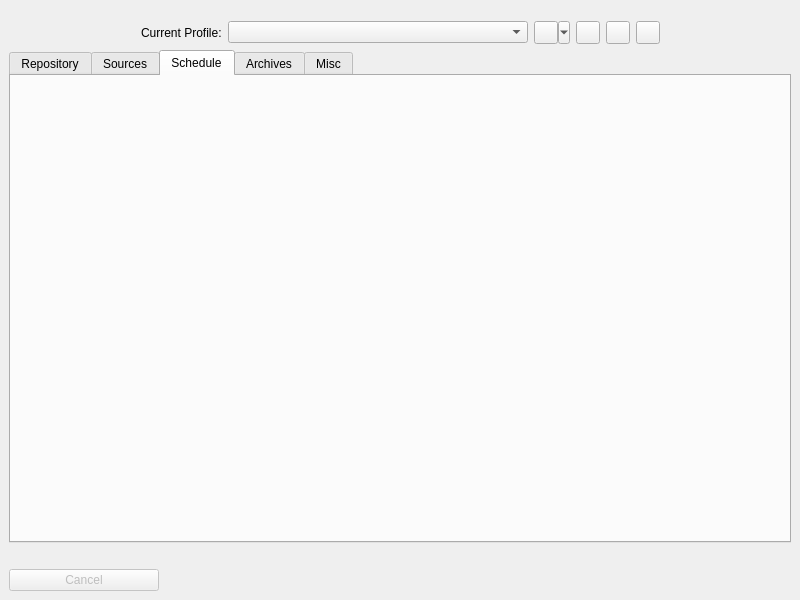
Old version of the form src/vorta/assets/UI/mainwindow.ui in the repository borgbase/vorta.
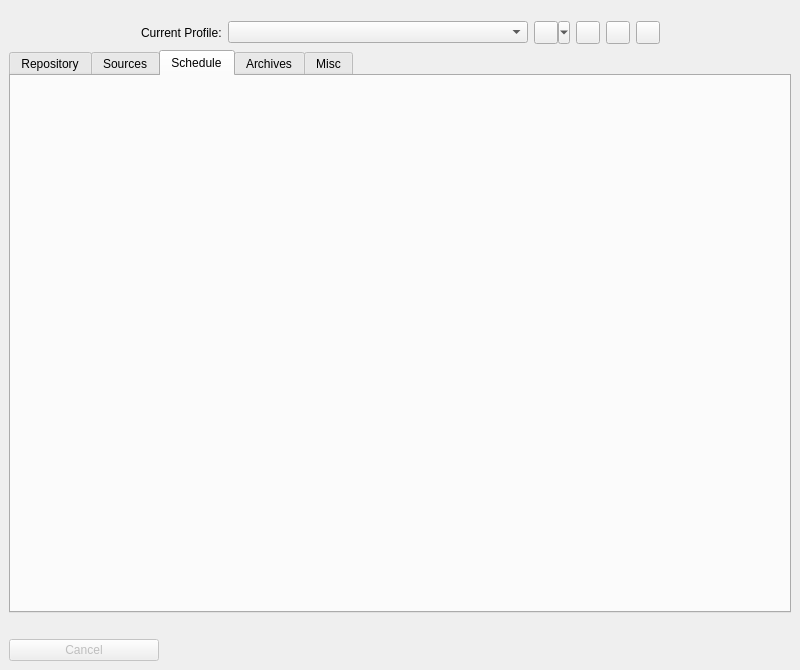
New version of the form.

Commit message:
Resize main window height to `670`.
* src/vorta/assets/UI/mainwindow.ui

What changed in the file:
```diff
--- a/src/vorta/assets/UI/mainwindow.ui
+++ b/src/vorta/assets/UI/mainwindow.ui
@@ -7,7 +7,7 @@
     <x>0</x>
     <y>0</y>
     <width>800</width>
-    <height>600</height>
+    <height>670</height>
    </rect>
   </property>
   <property name="minimumSize">
@@ -128,6 +128,12 @@
     </item>
     <item>
      <widget class="QTabWidget" name="tabWidget">
+      <property name="sizePolicy">
+       <sizepolicy hsizetype="Expanding" vsizetype="MinimumExpanding">
+        <horstretch>0</horstretch>
+        <verstretch>0</verstretch>
+       </sizepolicy>
+      </property>
       <property name="currentIndex">
        <number>2</number>
       </property>
```
